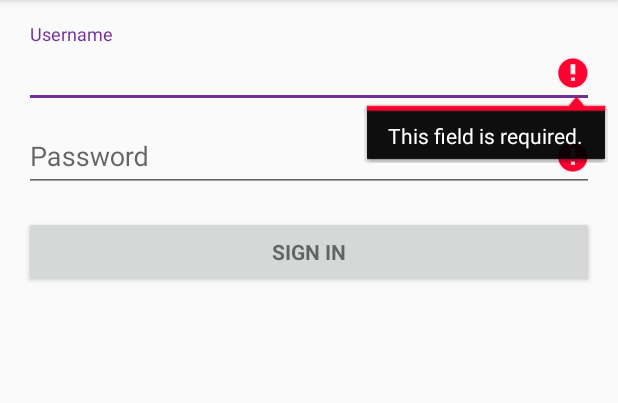
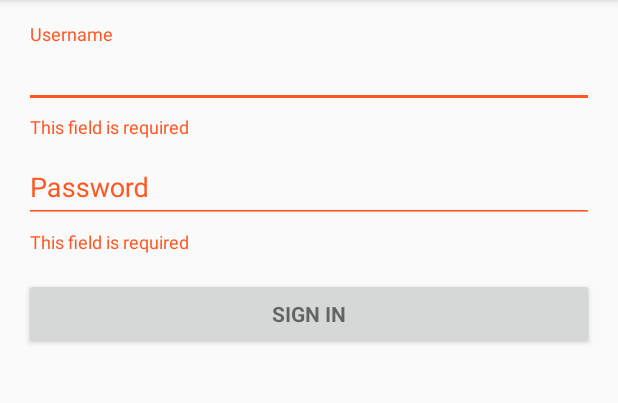
Before and after one commit to huw/clarity, an Android app: the screen it shows after launch (LoginActivity), after a tap on "SIGN IN", on a phone screen of 412 x 824 dp, the part 84-487 px from its top. Run offline under Robolectric (Android 15) with nearby library versions, the phone set to English and light mode, and no system bars; libraries missing offline, so code that uses them is left out: org.apache.commons, org.apache.jackrabbit.

Commit message:
Implement error dialog, display errors better
 - Add dialog box fragment to display errors
 - Remove unused Loader implementation
 - Display username/password errors below field

# Explanation
There are three types of errors in the login field:
 - Username validation/authentication errors
 - Password validation/authentication errors
 - Login/connection errors

Validation and authentication errors are specific to the data being entered, and should display below the text field in the error label area.

Login/connection errors are more general, and interrupt the flow of the application. They should also have a 'try again' option to resolve the issue. As such, we now have an error dialog that has a 'cancel' and 'try again' button.

# Issues Encountered
Displaying a dialog box on Android is a little trickier than you'd think. This is because these boxes have to scale, respond to orientation changes, and respond to lots of different screen events. As such, they're handled by Fragments, which are like mini-activities.

There's an easy way to just build a dialog box, but I'm trying to avoid shortcuts for the sake of having a robust, well-made application (and thus avoid the UX issues which plague the existing solutions). So I had to implement the DialogFragment class.

The first issue I had was removing the title from the box. Because I appropriated my code from StackOverflow, my box had a title I didn't need. After spending an hour or so looking around for how to do this, I realised that simply not passing a title element to the box in construction removed it.

The second issue I had was sending the results back to the Activity that called it. The first solution from StackOverflow only worked when a Fragment was calling another Fragment. Eventually, after a lot of trial and error, I managed to wrap my head around the Listener lifecycle and how to send these events between classes. As a result, my ErrorDialog sends the results back to _whatever_ called it, so long as it implements the onErrorDialogDismiss listener. If it doesn't, then we just dismiss the box normally.

```diff
--- a/app/build.gradle
+++ b/app/build.gradle
@@ -34,4 +34,5 @@ dependencies {
     compile 'com.android.support:appcompat-v7:23.1.1'
     compile 'com.android.support:design:23.1.1'
     compile 'org.apache.jackrabbit:jackrabbit-webdav:2.11.3'
+    compile 'com.android.support:support-v4:23.1.1'
 }
--- a/app/src/main/java/nu/huw/clarity/LoginActivity.java
+++ b/app/src/main/java/nu/huw/clarity/LoginActivity.java
@@ -2,7 +2,11 @@ package nu.huw.clarity;
 
 import android.animation.Animator;
 import android.animation.AnimatorListenerAdapter;
+import android.app.Activity;
+import android.content.Intent;
 import android.content.Loader;
+import android.support.design.widget.TextInputLayout;
+import android.support.v4.app.DialogFragment;
 import android.support.v7.app.AppCompatActivity;
 import android.app.LoaderManager.LoaderCallbacks;
 
@@ -33,7 +37,7 @@ import java.net.URI;
 import java.net.URISyntaxException;
 import java.net.UnknownHostException;
 
-public class LoginActivity extends AppCompatActivity implements LoaderCallbacks<Cursor> {
+public class LoginActivity extends AppCompatActivity implements ErrorDialog.onErrorDismissListener {
 
     private static final String TAG = LoginActivity.class.getName();
 
@@ -45,6 +49,8 @@ public class LoginActivity extends AppCompatActivity implements LoaderCallbacks<
     // UI references.
     private EditText mUsernameView;
     private EditText mPasswordView;
+    private TextInputLayout mUsernameIL;
+    private TextInputLayout mPasswordIL;
     private View mProgressView;
     private View mLoginFormView;
 
@@ -55,6 +61,12 @@ public class LoginActivity extends AppCompatActivity implements LoaderCallbacks<
         // Set up the login form.
         mUsernameView = (EditText) findViewById(R.id.username);
         mPasswordView = (EditText) findViewById(R.id.password);
+
+        mUsernameIL = (TextInputLayout) findViewById(R.id.username_il);
+        mPasswordIL = (TextInputLayout) findViewById(R.id.password_il);
+
+        mUsernameIL.setErrorEnabled(true);
+        mPasswordIL.setErrorEnabled(true);
 
         mPasswordView.setOnEditorActionListener(new TextView.OnEditorActionListener() {
             @Override
@@ -91,8 +103,8 @@ public class LoginActivity extends AppCompatActivity implements LoaderCallbacks<
         }
 
         // Reset errors.
-        mUsernameView.setError(null);
-        mPasswordView.setError(null);
+        mUsernameIL.setError(null);
+        mPasswordIL.setError(null);
 
         // Store values at the time of the login attempt.
         String username = mUsernameView.getText().toString();
@@ -103,22 +115,22 @@ public class LoginActivity extends AppCompatActivity implements LoaderCallbacks<
 
         // Check for a valid password.
         if (TextUtils.isEmpty(password)) {
-            mPasswordView.setError(getString(R.string.error_field_required));
+            mPasswordIL.setError(getString(R.string.error_field_required));
             focusView = mPasswordView;
             cancel = true;
         } else if (!isPasswordValid(password)) {
-            mPasswordView.setError(getString(R.string.error_invalid_password));
+            mPasswordIL.setError(getString(R.string.error_invalid_password));
             focusView = mPasswordView;
             cancel = true;
         }
 
         // Check for a valid email address.
         if (TextUtils.isEmpty(username)) {
-            mUsernameView.setError(getString(R.string.error_field_required));
+            mUsernameIL.setError(getString(R.string.error_field_required));
             focusView = mUsernameView;
             cancel = true;
         } else if (!isUsernameValid(username)) {
-            mUsernameView.setError(getString(R.string.error_invalid_username));
+            mUsernameIL.setError(getString(R.string.error_invalid_username));
             focusView = mUsernameView;
             cancel = true;
         }
@@ -173,18 +185,10 @@ public class LoginActivity extends AppCompatActivity implements LoaderCallbacks<
     }
 
     @Override
-    public Loader<Cursor> onCreateLoader(int id, Bundle args) {
-        return null;
-    }
-
-    @Override
-    public void onLoaderReset(Loader<Cursor> loader) {
-
-    }
-
-    @Override
-    public void onLoadFinished(Loader<Cursor> loader, Cursor data) {
-
+    public void onErrorDismiss(int resultCode) {
+        if (resultCode == Activity.RESULT_OK) {
+            attemptLogin();
+        }
     }
 
     /**
@@ -201,7 +205,12 @@ public class LoginActivity extends AppCompatActivity implements LoaderCallbacks<
             mPassword = password;
         }
 
-        private String mLoginError = getString(R.string.error_incorrect_password);
+        // There are three types of error we can show on this page. Username and password
+        // errors are problems with validation/authentication for those specific data types.
+        // mLoginError is for connection/other errors which need to be shown in an alert.
+        private String mLoginError = "";
+        private String mUsernameError = "";
+        private String mPasswordError = "";
 
         @Override
         protected Boolean doInBackground(Void... params) {
@@ -230,7 +239,7 @@ public class LoginActivity extends AppCompatActivity implements LoaderCallbacks<
                 int statusCode = findServerMethod.getStatusCode();
                 if (300 <= statusCode && statusCode < 400) {
 
-                    Log.i(TAG, "Redirection caught");
+                    Log.i(TAG, "Redirection caught (User exists)");
 
                     URI newHost = new URI(findServerMethod
                             .getResponseHeader(DeltaVConstants.HEADER_LOCATION)
@@ -259,10 +268,14 @@ public class LoginActivity extends AppCompatActivity implements LoaderCallbacks<
                     client.executeMethod(testLoginMethod);
                     testLoginMethod.releaseConnection();
 
-                    return testLoginMethod.succeeded();
-
+                    if (testLoginMethod.succeeded()) {
+                        return true;
+                    } else {
+                        mPasswordError = getString(R.string.error_incorrect_password);
+                        Log.e(TAG, "Incorrect password entered");
+                    }
                 } else if (findServerMethod.getStatusText().equals("No such user")) {
-                    mLoginError = getString(R.string.error_not_registered);
+                    mUsernameError = getString(R.string.error_not_registered);
                     Log.e(TAG, "User not registered");
                 } else {
                     mLoginError = getString(R.string.error_server_fault);
@@ -271,13 +284,14 @@ public class LoginActivity extends AppCompatActivity implements LoaderCallbacks<
                 }
             } catch (UnknownHostException e) {
                 mLoginError = getString(R.string.error_no_connection);
-                Log.e(TAG, "No connection for login.");
+                Log.e(TAG, "No connection for login");
             } catch (IOException e) {
-                Log.e(TAG, "Problem creating/sending request.");
+                Log.e(TAG, "Problem creating/sending request");
             } catch (URISyntaxException e) {
-                Log.e(TAG, "Omni Sync Server returned invalid redirection URI.");
+                Log.e(TAG, "Omni Sync Server returned invalid redirection URI");
             }
 
+            // Catch all errors
             return false;
         }
 
@@ -289,8 +303,31 @@ public class LoginActivity extends AppCompatActivity implements LoaderCallbacks<
             if (success) {
                 finish();
             } else {
-                mPasswordView.setError(mLoginError);
-                mPasswordView.requestFocus();
+
+                // The order is a little important here. The most crucial errors,
+                // connection issues, should be notified first without showing any
+                // other errors. Then username issues should be presented, and
+                // finally password errors.
+
+                if (!mLoginError.isEmpty()) {
+
+                    DialogFragment errorDialog = new ErrorDialog();
+                    Bundle args = new Bundle();
+                    args.putString("message", mLoginError);
+                    errorDialog.setArguments(args);
+                    errorDialog.show(getSupportFragmentManager(), "Error Dialog");
+
+                } else if (!mUsernameError.isEmpty()) {
+
+                    mUsernameIL.setError(mUsernameError);
+                    mUsernameView.requestFocus();
+
+                } else if (!mPasswordError.isEmpty()) {
+
+                    mPasswordIL.setError(mPasswordError);
+                    mPasswordView.requestFocus();
+
+                }
             }
         }
 
--- a/app/src/main/res/layout/activity_login.xml
+++ b/app/src/main/res/layout/activity_login.xml
@@ -31,10 +31,11 @@
             android:orientation="vertical">
 
             <android.support.design.widget.TextInputLayout
+                android:id="@+id/username_il"
                 android:layout_width="match_parent"
                 android:layout_height="wrap_content">
 
-                <AutoCompleteTextView
+                <EditText
                     android:id="@+id/username"
                     android:layout_width="match_parent"
                     android:layout_height="wrap_content"
@@ -46,6 +47,7 @@
             </android.support.design.widget.TextInputLayout>
 
             <android.support.design.widget.TextInputLayout
+                android:id="@+id/password_il"
                 android:layout_width="match_parent"
                 android:layout_height="wrap_content">
 
--- a/app/src/main/res/values/strings.xml
+++ b/app/src/main/res/values/strings.xml
@@ -6,11 +6,14 @@
     <string name="prompt_username">Username</string>
     <string name="prompt_password">Password</string>
     <string name="action_sign_in">Sign in</string>
-    <string name="error_invalid_password">Use at least 6 characters.</string>
-    <string name="error_invalid_username">Use at least 2 characters and no spaces.</string>
-    <string name="error_incorrect_password">This password is incorrect.</string>
-    <string name="error_field_required">This field is required.</string>
-    <string name="error_not_registered">This user isn\'t registered.</string>
-    <string name="error_no_connection">You need a connection to sync.omnigroup.com to continue.</string>
-    <string name="error_server_fault">There\'s a problem with the server.</string>
+    <string name="error_invalid_password">Use at least 6 characters</string>
+    <string name="error_invalid_username">Use at least 2 characters and no spaces</string>
+    <string name="error_incorrect_password">This password is incorrect</string>
+    <string name="error_field_required">This field is required</string>
+    <string name="error_not_registered">This user isn\'t registered</string>
+    <string name="error_no_connection">You need a connection to sync.omnigroup.com to continue</string>
+    <string name="error_server_fault">There\'s a problem with the server</string>
+
+    <!-- Error dialog strings -->
+    <string name="try_again">Try Again</string>
 </resources>
```
Also changed, not shown: app/src/main/java/nu/huw/clarity/ErrorDialog.java (added, +89 -0 lines).
